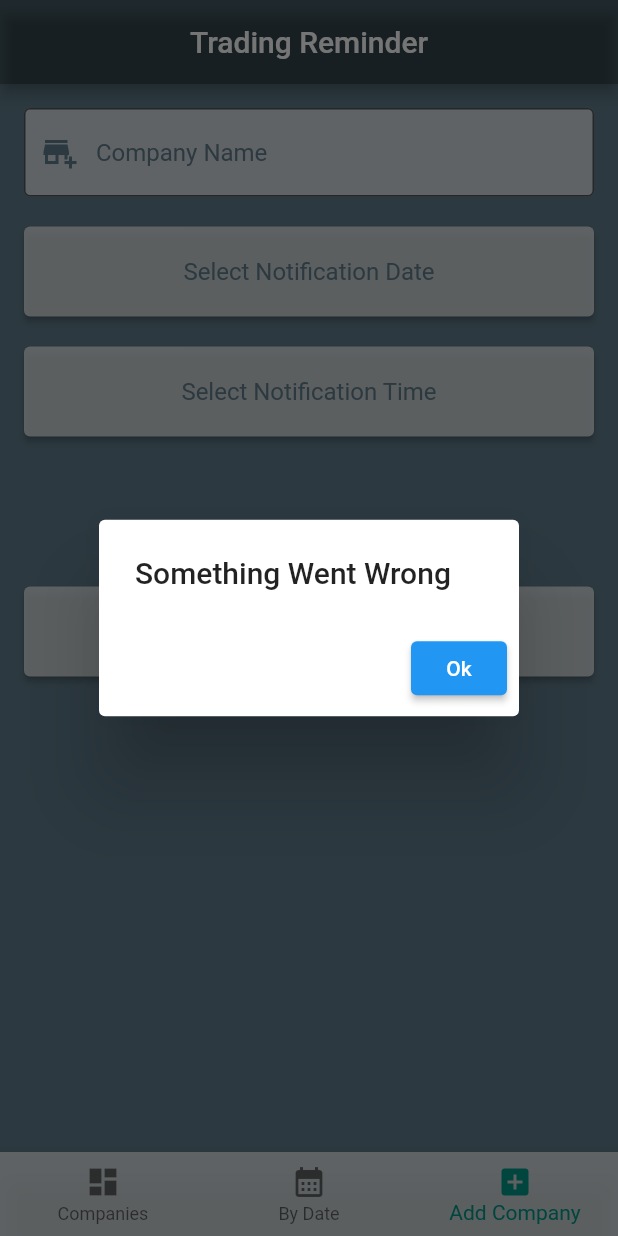
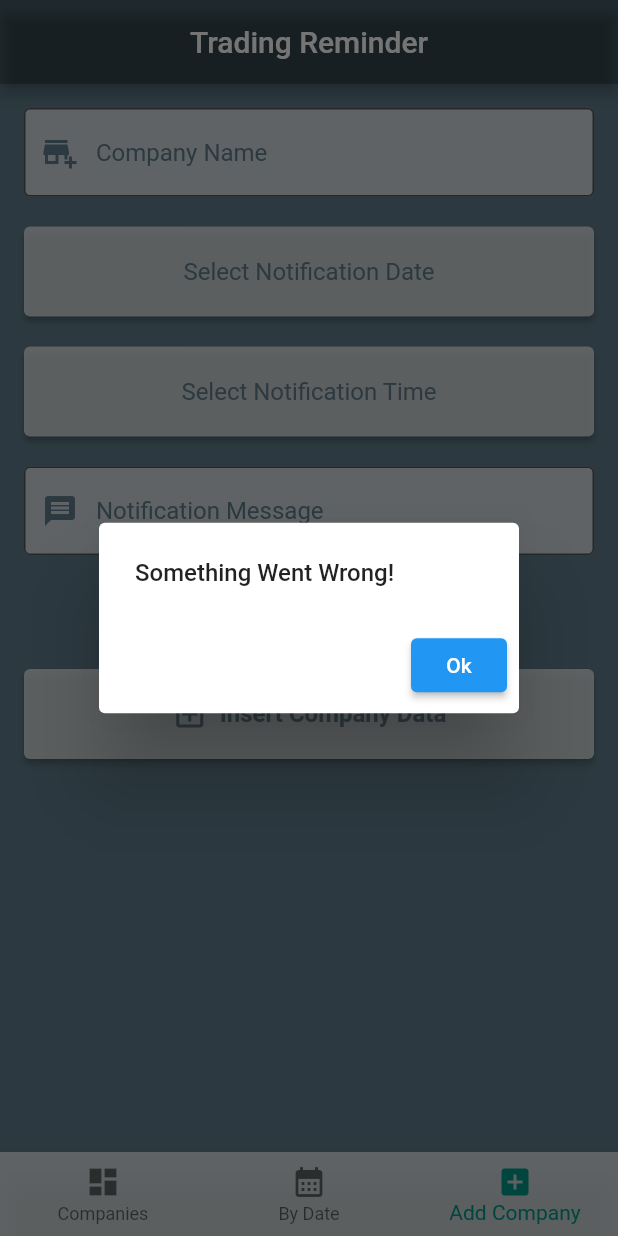
Before and after one commit to tejack3098/trade_watch, a Flutter app: the screen it shows after launch, item 3 of the bottom bar chosen, after a tap on "Insert Company Data", on a phone screen of 412 x 824 dp. Run offline on Flutter 3.47's test engine with Material 2 defaults, Android fonts, the phone set to English and light mode, and no system bars; our stand-ins replace flutter_local_notifications, flutter_timezone, shared_preferences, sqflite, timezone; accounts and stored records are empty; statements that could not run were skipped.

Commit message:
Release 1.0

```diff
--- a/lib/screens/FilterByDateScreen.dart
+++ b/lib/screens/FilterByDateScreen.dart
@@ -50,7 +50,7 @@ class _FilterByDateScreenState extends State<FilterByDateScreen> {
   void _sortFilteredCompaniesFromCurrentDate(){
     _filteredCompanies = _filteredCompanies.where((company) {
       DateTime companyDate = DateTime.parse(company['date']);
-      return companyDate.isAfter(currentDate.subtract(const Duration(days:1)));
+      return companyDate.isAfter(currentDate.subtract(const Duration(minutes: 5)));
     }).toList();
 
     _filteredCompanies.sort((a, b) => DateTime.parse(a['date']).compareTo(DateTime.parse(b['date'])));
@@ -103,7 +103,12 @@ class _FilterByDateScreenState extends State<FilterByDateScreen> {
                 backgroundColor: Colors.white70, // Change the button color
               ),
               onPressed: _selectDate,
-              child: Text(
+              child: Row(
+                mainAxisAlignment: MainAxisAlignment.center, // Center the icon and text horizontally
+                children: [
+                  const Icon(Icons.filter_list_alt, color: Colors.blueGrey,), // Add your desired icon here
+                  const SizedBox(width: 8.0), // Add a small space between the icon and text
+                  Text(
                     _selectedDate != null
                         ? 'Selected Date: ${_selectedDate.toString().substring(0, 10)}'
                         : 'Select Date',
@@ -112,6 +117,8 @@ class _FilterByDateScreenState extends State<FilterByDateScreen> {
                       fontSize: 16.0,
                       fontWeight: FontWeight.w800,
                     ),
+                  ),
+                ],
               ),
             ),
           ),
--- a/lib/screens/ManageCompanyScreen.dart
+++ b/lib/screens/ManageCompanyScreen.dart
@@ -19,6 +19,7 @@ class _ManageCompanyScreenState extends State<ManageCompanyScreen> {
 
   final TextEditingController _companyNameController = TextEditingController();
   Random random = Random();
+  final _payloadController = TextEditingController();
 
   bool _notificationsEnabled = false;
 
@@ -53,51 +54,70 @@ class _ManageCompanyScreenState extends State<ManageCompanyScreen> {
     }
   }
 
-  Future<bool> _insertCompanyData() async {
+  Future<int> _insertCompanyData() async {
     if (_companyNameController.text.isNotEmpty && _selectedDate != null && _selectedTime != null) {
       int notificationId = random.nextInt(2147483647);
       String companyName = _companyNameController.text;
+      String payload = _payloadController.text;
       DateTime notificationDt = DateTime(_selectedDate!.year, _selectedDate!.month, _selectedDate!.day, _selectedTime!.hour,_selectedTime!.minute);
       int insertedCompanyId =
           await DatabaseHelper().insertCompany(companyName, notificationDt!, notificationId);
 
       _companyNameController.clear();
+      _payloadController.clear();
 
       setState(() {
         _selectedDate = null;
         _selectedTime = null;
+
       });
 
+      if(insertedCompanyId == -1){
+        return -1;
+      }
+
       if(_notificationsEnabled) {
-        NotificationService().
+        bool notificationStatus = await NotificationService().
         scheduleNotification(
             id: notificationId,
             title: 'Trading Reminder',
-            body: '$companyName have result day today!',
+            body: '$companyName have result day today! $payload',
+            payLoad: payload,
             scheduledNotificationDt: notificationDt
         );
+
+        if(notificationStatus){
+          return 1;
+        }
       }
 
-      return true;
+      return 2;
     }
     else {
-      return false;
+      return 0;
     }
   }
 
-  Widget getAlertMessage(bool insertionStatus){
-    if(_notificationsEnabled && insertionStatus){
-      return const Text('Company Added and Notification Set');
+  Widget getAlertMessage(int insertionStatus){
+    if(_notificationsEnabled && (insertionStatus == 1)){
+      return const Text('Company Added and Notification Set!', style: TextStyle(fontSize: 16));
     }
-    else if (insertionStatus){
-      return const Text('Company Added. Notification Permissions denied');
+    else if (insertionStatus == 2){
+      return const Text('Company Added! Notification Overdue', style: TextStyle(fontSize: 16));
+    }
+    else if (insertionStatus == 1){
+      return const Text('Company Added. Notification Permissions denied!', style: TextStyle(fontSize: 16));
+    }
+    else if (insertionStatus == -1){
+      return const Text('Company Already Exists!', style: TextStyle(fontSize: 16));
     }
     else{
-      return const Text('Something Went Wrong');
+      return const Text('Something Went Wrong!', style: TextStyle(fontSize: 16));
+
     }
   }
 
-  void _insertionAlert(bool insertionStatus) {
+  void _insertionAlert(int insertionStatus) {
     showDialog(
       context: context,
       builder: (BuildContext context) {
@@ -155,11 +175,24 @@ class _ManageCompanyScreenState extends State<ManageCompanyScreen> {
 
       final bool? grantedNotificationPermission =
       await androidImplementation?.requestPermission();
-      await androidImplementation?.createNotificationChannel(const AndroidNotificationChannel('tradingReminderChannelId', 'tradingReminderChannelName'));
+      await androidImplementation?.createNotificationChannel(const AndroidNotificationChannel(
+          'tradingReminderChannelId',
+          'tradingReminderChannel',
+          importance: Importance.max,
+          playSound: true,
+          enableVibration: true
+      ));
       setState(() {
         _notificationsEnabled = grantedNotificationPermission ?? false;
       });
     }
+  }
+
+  String formatTimeOfDay(TimeOfDay timeOfDay) {
+    final now = DateTime.now();
+    final dateTime = DateTime(now.year, now.month, now.day, timeOfDay.hour, timeOfDay.minute);
+    final formattedTime = DateFormat.jm().format(dateTime);
+    return formattedTime;
   }
 
   @override
@@ -170,7 +203,7 @@ class _ManageCompanyScreenState extends State<ManageCompanyScreen> {
 
   @override
   Widget build(BuildContext context) {
-    return Padding(
+    return SingleChildScrollView(
       padding: const EdgeInsets.all(16.0),
       child: Column(
         crossAxisAlignment: CrossAxisAlignment.stretch,
@@ -217,26 +250,52 @@ class _ManageCompanyScreenState extends State<ManageCompanyScreen> {
               ),
               onPressed: ()  => _selectTime(context),
                 child: Text(_selectedTime != null
-                    ? 'Selected Time: ${_selectedTime!.hour - _selectedTime!.periodOffset}:${_selectedTime!.minute} ${_selectedTime?.period.name}'
+                    ? 'Selected Time: ${formatTimeOfDay(_selectedTime!)}'
                     : 'Select Notification Time'),
             ),
           ),
-          const SizedBox(height: 100.0),
+          const SizedBox(height: 20.0),
+          SizedBox(
+            height: 60,
+            child: TextField(
+              controller: _payloadController,
+              style: const TextStyle(color: Colors.blueGrey),
+              decoration: const InputDecoration(
+                filled: true,
+                fillColor: Colors.white70,
+                hintText: 'Notification Message',
+                hintStyle: TextStyle(color: Colors.blueGrey),
+                prefixIcon: Icon(
+                  Icons.message,
+                  color: Colors.blueGrey,
+                ),
+                border: OutlineInputBorder(),
+              ),
+            ),
+          ),
+          const SizedBox(height: 75.0),
           SizedBox(
             height: 60,
             child: ElevatedButton(
               style: ElevatedButton.styleFrom(
                   backgroundColor: Colors.white70,
                   foregroundColor: Colors.blueGrey,
-                  textStyle: const TextStyle(fontSize: 16,fontWeight: FontWeight.w700)
+                  textStyle: const TextStyle(fontSize: 16,fontWeight: FontWeight.w700),
               ),
               onPressed: () async {
 
-                bool insertStatus = await _insertCompanyData();
+                int insertStatus = await _insertCompanyData();
                 _insertionAlert(insertStatus);
 
               },
-              child: const Text('Insert Company Data'),
+              child: const Row(
+                mainAxisAlignment: MainAxisAlignment.center, // Center the icon and text horizontally
+                children: [
+                  Icon(Icons.add_box_outlined), // Add your desired icon here
+                  SizedBox(width: 8.0), // Add a small space between the icon and text
+                  Text('Insert Company Data'),
+                ],
+              ),
             ),
           ),
         ],
--- a/lib/utils/DatabaseHelper.dart
+++ b/lib/utils/DatabaseHelper.dart
@@ -33,7 +33,7 @@ class DatabaseHelper {
   void _onCreate(Database db, int version) async {
     await db.execute('''
       CREATE TABLE IF NOT EXISTS companydata (
-        id INTEGER PRIMARY KEY,
+        id INTEGER PRIMARY KEY AUTOINCREMENT,
         company_name TEXT NOT NULL,
         date DATETIME NOT NULL,
         notification_id INTEGER
@@ -44,6 +44,17 @@ class DatabaseHelper {
   // Insert a new company with date into the database
   Future<int> insertCompany(String name, DateTime date, int notificationId) async {
     Database db = await database;
+
+    List<Map<String, dynamic>> existingCompanies = await db.query(
+      'companydata',
+      where: 'LOWER(company_name) = ?',
+      whereArgs: [name.toLowerCase()],
+    );
+
+    if (existingCompanies.isNotEmpty) {
+      return -1;
+    }
+
     Map<String, dynamic> company = {
       'company_name': name,
       'date': date.toIso8601String(),
--- a/lib/utils/NotificationService.dart
+++ b/lib/utils/NotificationService.dart
@@ -1,5 +1,6 @@
 import 'dart:math';
 import 'package:flutter_local_notifications/flutter_local_notifications.dart';
+import 'package:intl/intl.dart';
 import 'package:shared_preferences/shared_preferences.dart';
 import 'package:timezone/timezone.dart' as tz;
 
@@ -39,15 +40,16 @@ class NotificationService {
     return const NotificationDetails(
         android: AndroidNotificationDetails(
             'tradingReminderChannelId',
-            'tradingReminderChannelName',
-            channelDescription:'tradingReminderDescription',
+            'tradingReminderChannel',
+            channelDescription:'Sends trading notification reminders',
             importance: Importance.max,
+            enableVibration: true,
             priority: Priority.max,
             playSound: true),
         iOS: DarwinNotificationDetails());
   }
 
-  Future scheduleNotification(
+  Future<bool> scheduleNotification(
       {
         int? id,
         String? title,
@@ -57,7 +59,7 @@ class NotificationService {
 
     SharedPreferences prefs = await SharedPreferences.getInstance();
     String locationName = prefs.getString('location') ?? 'India/Kolkata';
-    //tz.initializeTimeZones();
+
     tz.Location location = tz.getLocation(locationName);
     final now = tz.TZDateTime.now(location);
 
@@ -88,8 +90,8 @@ class NotificationService {
     if (getNotificationDate().isAfter(now)) {
       await flutterLocalNotificationsPlugin.zonedSchedule(
           id!,
-          title,
-          body,
+          toBeginningOfSentenceCase(title),
+          toBeginningOfSentenceCase(body),
           getNotificationDate(),
           notificationDetails(),
           androidScheduleMode: AndroidScheduleMode.exactAllowWhileIdle,
@@ -99,8 +101,9 @@ class NotificationService {
       print('------------------------------------------------');
       print('Notification scheduled');
       print('------------------------------------------------');
+      return true;
     }
-
+    return false;
   }
 
 }
```
Also changed, not shown: 1 other file. Lines whose indentation alone changed are shown as unchanged.
